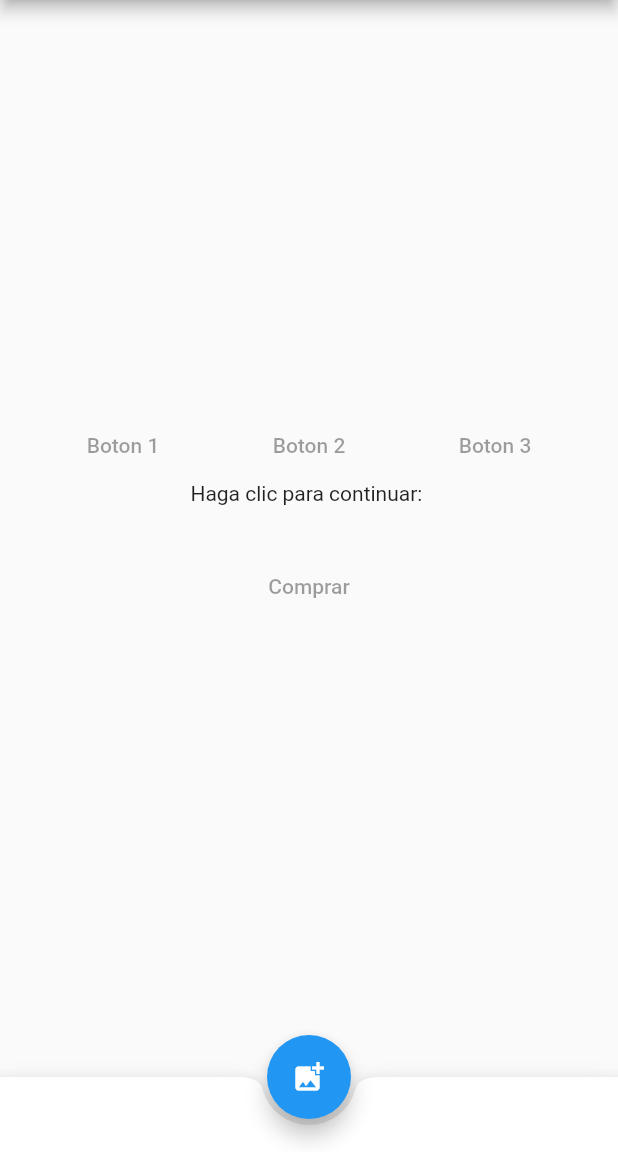
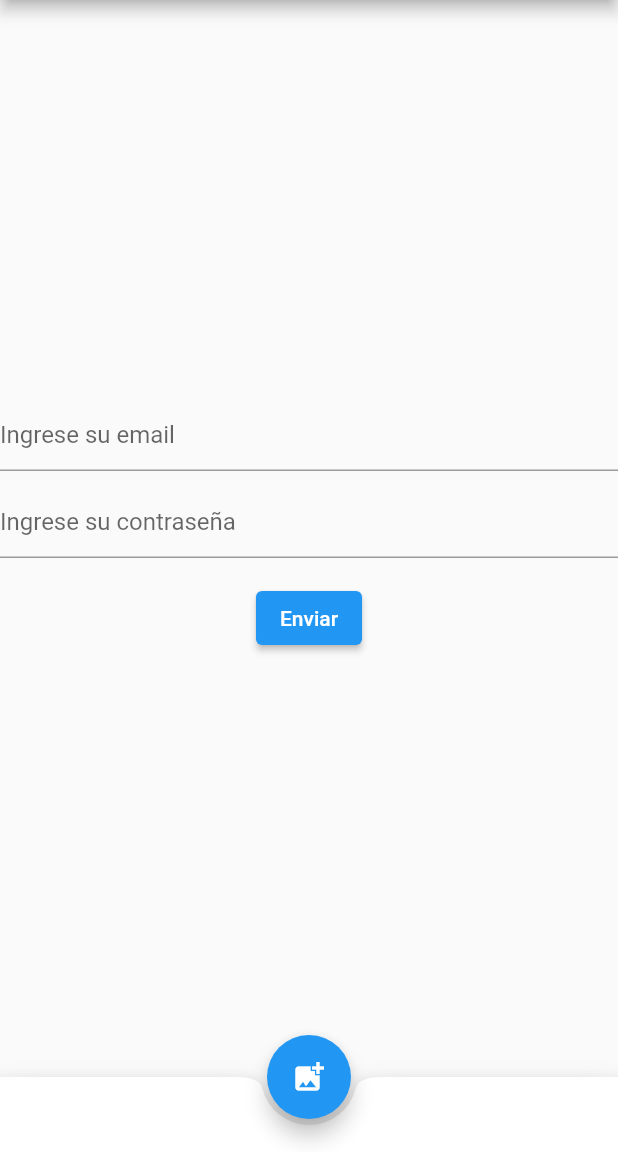
Before and after one commit to brxndo/app_flutter_1, a Flutter app: the screen it shows after launch, on a phone screen of 412 x 824 dp, the part 84-1236 px from its top. Run offline on Flutter 3.47's test engine with Material 2 defaults, Android fonts, the phone set to English and light mode, and no system bars.

Commit message:
Login Example

```diff
--- a/lib/screens/HomeScreen.dart
+++ b/lib/screens/HomeScreen.dart
@@ -10,66 +10,63 @@ class HomeScreen extends StatelessWidget {
           actions: [
             PopupMenuButton(itemBuilder: (context) {
               return [
-                PopupMenuItem<int>(
+                const PopupMenuItem<int>(
                   value: 0,
                   child: Text("Mi Cuenta"),
                 ),
-                PopupMenuItem<int>(value: 1, child: Text("Opciones")),
-                PopupMenuItem<int>(value: 2, child: Text("Salir"))
+                const PopupMenuItem<int>(value: 1, child: Text("Opciones")),
+                const PopupMenuItem<int>(value: 2, child: Text("Salir"))
               ];
             })
           ]),
-      body: Container(
-        padding: const EdgeInsets.all(20),
-        child: Center(
-            child: Column(
-          mainAxisAlignment: MainAxisAlignment.center,
-          crossAxisAlignment: CrossAxisAlignment.center,
-          children: [
-            Row(
-              children: const <Widget>[
-                Expanded(
-                  child: TextButton(
-                    onPressed: (null),
-                    child: Text('Boton 1'),
-                  ),
-                ),
-                const SizedBox(
-                  height: 10,
-                ),
-                Expanded(
-                  child: TextButton(
-                    onPressed: (null),
-                    child: Text('Boton 2'),
-                  ),
-                ),
-                const SizedBox(
-                  height: 10,
-                ),
-                Expanded(
-                  child: TextButton(
-                    onPressed: (null),
-                    child: Text('Boton 3'),
-                  ),
-                ),
-              ],
-            ),
-            Text("Haga clic para continuar: "),
-            const SizedBox(
-              height: 30,
-            ),
-            TextButton(
-              child: const Text('Comprar'),
-              onPressed: null,
-            ),
-            const SizedBox(
-              height: 30,
-            ),
-          ],
-        )),
-      ),
-
-      /*MyCard()*/
+      body: const MyForm(),
+      //  Container(
+      //   padding: const EdgeInsets.all(20),
+      //   child: Center(
+      //       child: Column(
+      // mainAxisAlignment: MainAxisAlignment.center,
+      // crossAxisAlignment: CrossAxisAlignment.center,
+      // children: [
+      //   Row(
+      //     children: const <Widget>[
+      //       Expanded(
+      //         child: TextButton(
+      //           onPressed: (null),
+      //           child: Text('Boton 1'),
+      //         ),
+      //       ),
+      //       const SizedBox(
+      //         height: 10,
+      //       ),
+      //       Expanded(
+      //         child: TextButton(
+      //           onPressed: (null),
+      //           child: Text('Boton 2'),
+      //         ),
+      //       ),
+      //       const SizedBox(
+      //         height: 10,
+      //       ),
+      //       Expanded(
+      //         child: TextButton(
+      //           onPressed: (null),
+      //           child: Text('Boton 3'),
+      //         ),
+      //       ),
+      //     ],
+      //   ),
+      //   Text("Haga clic para continuar: "),
+      //   const SizedBox(
+      //     height: 30,
+      //   ),
+      //   TextButton(
+      //     child: const Text('Comprar'),
+      //     onPressed: null,
+      //   ),
+      //   const SizedBox(
+      //     height: 30,
+      //   ),
+      // ],
       bottomNavigationBar: BottomAppBar(
           shape: const CircularNotchedRectangle(),
           child: Container(
@@ -82,6 +79,67 @@ class HomeScreen extends StatelessWidget {
       ),
       floatingActionButtonLocation: FloatingActionButtonLocation.centerDocked,
     );
+  }
+}
+
+class MyForm extends StatefulWidget {
+  const MyForm({super.key});
+
+  @override
+  State<MyForm> createState() => _MyForm();
+}
+
+class _MyForm extends State<MyForm> {
+  final GlobalKey<FormState> _formKey = GlobalKey<FormState>();
+
+  @override
+  Widget build(BuildContext context) {
+    return Form(
+        key: _formKey,
+        child: Column(
+          mainAxisAlignment: MainAxisAlignment.center,
+          crossAxisAlignment: CrossAxisAlignment.center,
+          children: <Widget>[
+            TextFormField(
+              decoration: const InputDecoration(
+                hintText: 'Ingrese su email',
+              ),
+              validator: (String? value) {
+                if (value == null || value.isEmpty) {
+                  return 'Debe ingresar un texto';
+                }
+                return null;
+              },
+            ),
+            const SizedBox(
+              height: 10,
+            ),
+            TextFormField(
+              decoration: const InputDecoration(
+                hintText: 'Ingrese su contraseña',
+              ),
+              validator: (String? value) {
+                if (value == null || value.isEmpty) {
+                  return 'Debe ingresar un texto';
+                }
+                return null;
+              },
+            ),
+            Padding(
+              padding: const EdgeInsets.symmetric(vertical: 16.0),
+              child: ElevatedButton(
+                onPressed: () {
+                  // Validate will return true if the form is valid, or false if
+                  // the form is invalid.
+                  if (_formKey.currentState!.validate()) {
+                    // Process data.
+                  }
+                },
+                child: const Text('Enviar'),
+              ),
+            ),
+          ],
+        ));
   }
 }
 
```
